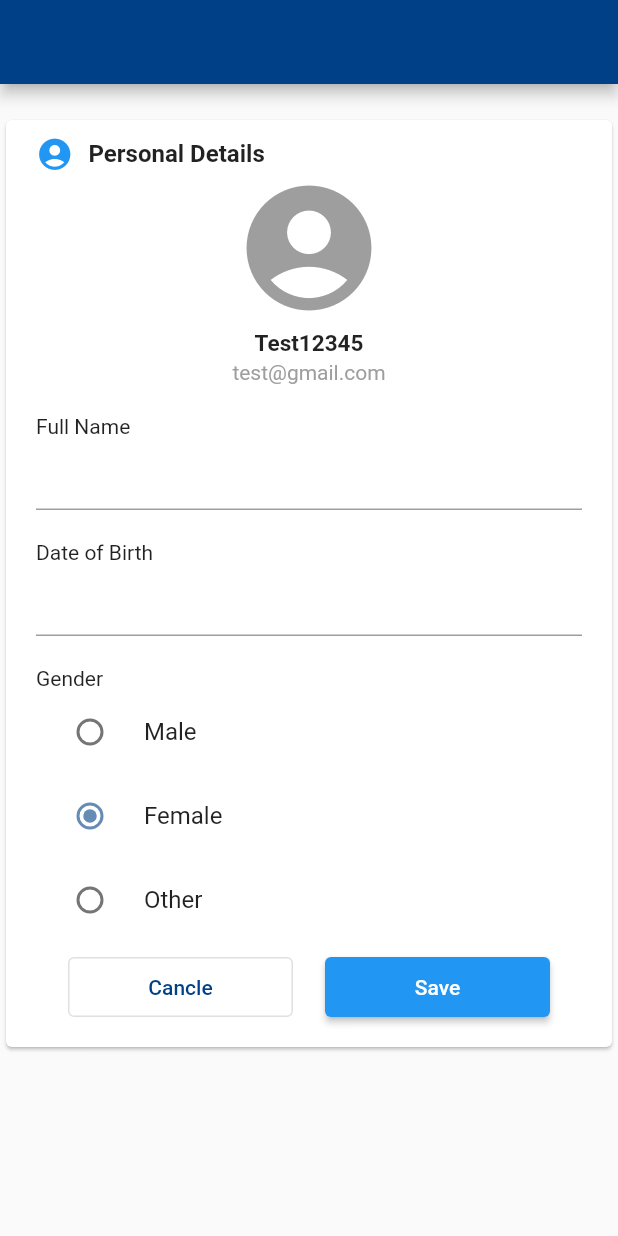
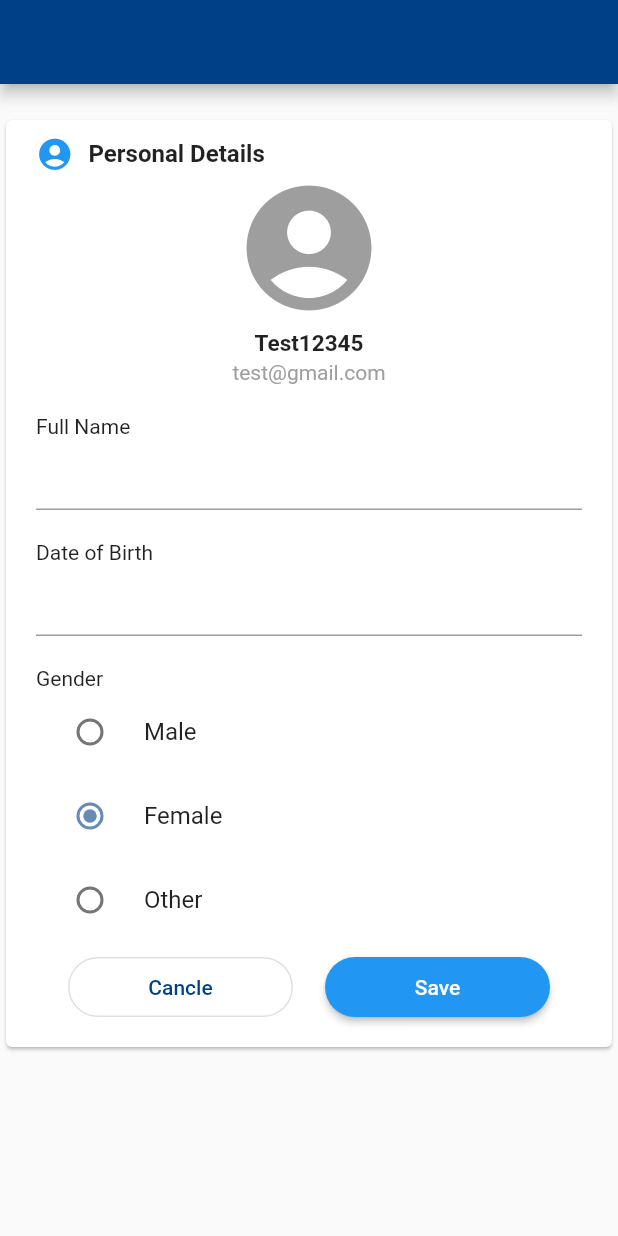
Before and after one commit to parthh75/igli_app, a Flutter app: the screen it shows after launch, after a tap on "Male", after a tap on "Cancle", after a tap on "Female", on a phone screen of 412 x 824 dp. Run offline on Flutter 3.47's test engine with Material 2 defaults, Android fonts, the phone set to English and light mode, and no system bars; our stand-ins replace get, google_fonts.

Commit message:
zenish 2/11/2022 10:04

```diff
--- a/lib/more/myprofile.dart
+++ b/lib/more/myprofile.dart
@@ -68,7 +68,13 @@ class _ProfileScreenState extends State<ProfileScreen> {
                    SizedBox(
                      width: 150,
                      height: 40,
-                     child: OutlinedButton(onPressed: () {
+                     child: OutlinedButton(
+                         style: OutlinedButton.styleFrom(
+                             shape: RoundedRectangleBorder(
+                               borderRadius: BorderRadius.circular(30),
+                             )
+                         ),
+                         onPressed: () {
                        setState(() {
 
                          isButton=false;
@@ -79,7 +85,12 @@ class _ProfileScreenState extends State<ProfileScreen> {
                         width: 150,
                         height: 40,
                         child: ElevatedButton(
-                            style: ElevatedButton.styleFrom(backgroundColor: Colors.blue),
+                            style: ElevatedButton.styleFrom(
+backgroundColor: Colors.blue,
+                                shape: RoundedRectangleBorder(
+                                  borderRadius: BorderRadius.circular(30),
+                                )
+                            ),
                             onPressed: () {
 
                         }, child: const Text("Save")),
```
